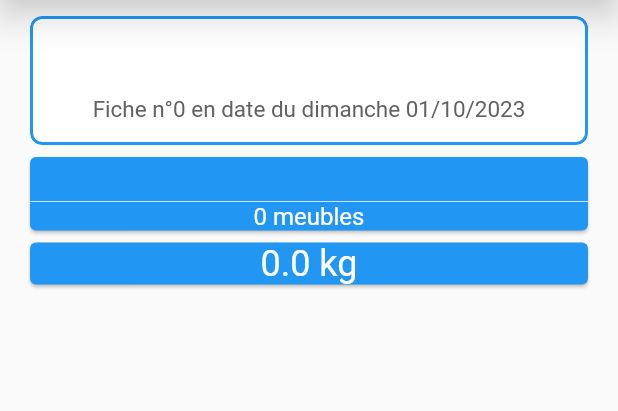
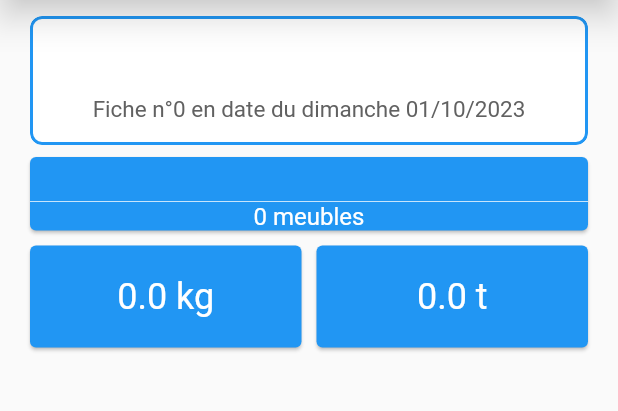
Before and after one commit to Nelahio/emmaus_dea, a Flutter app: the PageFicheDetails screen opened directly with empty values, on a phone screen of 412 x 824 dp, the part 119-530 px from its top. Run offline on Flutter 3.47's test engine with Material 2 defaults, Android fonts, the light colour scheme and no system bars; our stand-ins replace flutter_dotenv, flutter_expandable_fab; network calls fail.

Commit message:
améliorations esthétiques

```diff
--- a/lib/pages/Declaration/page_fiche_details.dart
+++ b/lib/pages/Declaration/page_fiche_details.dart
@@ -140,18 +140,58 @@ class PageFicheDetails extends StatelessWidget {
   }
 
   Widget buildPoidsCard() {
-    return Card(
+    return Row(
+      children: <Widget>[
+        Expanded(
+          flex: 1,
+          child: Card(
             shape: RoundedRectangleBorder(
               borderRadius: BorderRadius.circular(4),
             ),
             color: getColor(),
             clipBehavior: Clip.antiAliasWithSaveLayer,
+            child: Column(
+              crossAxisAlignment: CrossAxisAlignment.start,
+              children: <Widget>[
+                Container(
+                  padding: const EdgeInsets.all(20),
                   child: Center(
                     child: Text(
                       "${infos.poidsTotal} kg",
                       style: TextStyle(fontSize: 24, color: Colors.white),
                     ),
                   ),
+                ),
+              ],
+            ),
+          ),
+        ),
+        Container(width: 2),
+        Expanded(
+          flex: 1,
+          child: Card(
+            shape: RoundedRectangleBorder(
+              borderRadius: BorderRadius.circular(4),
+            ),
+            color: getColor(),
+            clipBehavior: Clip.antiAliasWithSaveLayer,
+            child: Column(
+              crossAxisAlignment: CrossAxisAlignment.start,
+              children: <Widget>[
+                Container(
+                  padding: const EdgeInsets.all(20),
+                  child: Center(
+                    child: Text(
+                      "${infos.poidsTotal / 1000} t",
+                      style: TextStyle(fontSize: 24, color: Colors.white),
+                    ),
+                  ),
+                ),
+              ],
+            ),
+          ),
+        ),
+      ],
     );
   }
 
@@ -200,17 +240,11 @@ class PageFicheDetails extends StatelessWidget {
         children: [
           buildProvenanceCard(),
           IntrinsicHeight(
-            child: Expanded(
-              flex: 2,
             child: buildMeublesCard(),
           ),
-          ),
-          SizedBox(width: 2),
-          Expanded(
-            flex: 1,
-            child: buildPoidsCard(),
-          ),
-          buildRamasseAssocieeCard(), // Retourne la card "Ramasse associée" si la provenance est "Collecte à domicile"
+          SizedBox(height: 2),
+          buildPoidsCard(),
+          buildRamasseAssocieeCard(),
         ],
       ),
     );
--- a/lib/widgets/Declaration/CardFiche.dart
+++ b/lib/widgets/Declaration/CardFiche.dart
@@ -1,10 +1,10 @@
 import 'package:emmaus_dea/class/helper.dart';
-import 'package:emmaus_dea/pages/Declaration/page_fiche_details.dart';
 import 'package:flutter/material.dart';
 import 'package:intl/intl.dart';
 
 import '../../models/FicheTracabilite.dart';
 import '../../models/TracerFicheMeuble.dart';
+import '../../pages/Declaration/page_fiche_details.dart';
 
 class CalculatedInfo {
   final int nombreMeubles;
@@ -87,11 +87,10 @@ class CardFiche extends StatelessWidget {
   @override
   Widget build(BuildContext context) {
     final infos = calculerInfosMeubles(ficheTracabilite.TracerFicheMeubles);
-    return Center(
-      child: Card(
+    return Card(
       clipBehavior: Clip.antiAliasWithSaveLayer,
       shape: RoundedRectangleBorder(
-          borderRadius: BorderRadius.circular(16.0),
+        borderRadius: BorderRadius.circular(10),
         side: BorderSide(
           color: getColor(),
           width: 3.0,
@@ -106,9 +105,9 @@ class CardFiche extends StatelessWidget {
           children: [
             buildDateInfo(),
             VerticalDivider(
-                color: getColor(),
+              color: Colors.grey,
               width: 25,
-                thickness: 5,
+              thickness: 2,
             ),
           ],
         ),
@@ -142,7 +141,6 @@ class CardFiche extends StatelessWidget {
           );
         },
       ),
-      ),
     );
   }
 }
```
Lines whose indentation alone changed are shown as unchanged.
